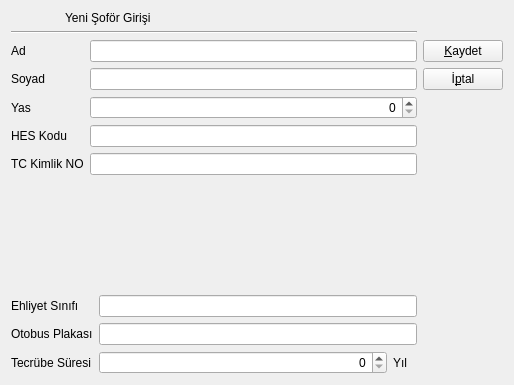
Before: the Qt Designer form Formlar/VeriFormlari/soforverigirisformu.ui in emirkyz/OtobusBilgiSistemi, drawn with Qt 5.
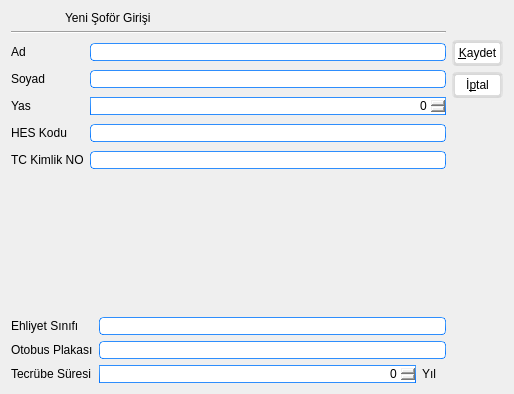
After: the same form once the commit is applied. Icons and pictures are not drawn.

Diff of the .ui file:
```diff
--- a/Formlar/VeriFormlari/soforverigirisformu.ui
+++ b/Formlar/VeriFormlari/soforverigirisformu.ui
@@ -7,7 +7,7 @@
     <x>0</x>
     <y>0</y>
     <width>514</width>
-    <height>385</height>
+    <height>394</height>
    </rect>
   </property>
   <property name="windowTitle">
@@ -49,7 +49,568 @@
 QPlainTextEdit {
 	font: 12pt &quot;Roboto&quot;;
 }
-</string>
+QLineEdit {
+	font: 12pt &quot;Roboto&quot;;
+}
+QSpinBox {
+	font: 12pt &quot;Roboto&quot;;
+}
+
+QPlainTextEdit {
+	font: 12pt &quot;Roboto&quot;;
+}
+QMainWindow {
+	background-color:#ececec;
+}
+QTextEdit {
+	border-width: 1px;
+	border-style: solid;
+	border-color: qlineargradient(spread:pad, x1:0.5, y1:1, x2:0.5, y2:0, stop:0 rgba(0, 113, 255, 255), stop:1 rgba(91, 171, 252, 255));
+}
+QPlainTextEdit {
+	border-width: 1px;
+	border-style: solid;
+	border-color: qlineargradient(spread:pad, x1:0.5, y1:1, x2:0.5, y2:0, stop:0 rgba(0, 113, 255, 255), stop:1 rgba(91, 171, 252, 255));
+}
+QToolButton {
+	border-style: solid;
+	border-top-color: qlineargradient(spread:pad, x1:0.5, y1:1, x2:0.5, y2:0, stop:0 rgb(215, 215, 215), stop:1 rgb(222, 222, 222));
+	border-right-color: qlineargradient(spread:pad, x1:0, y1:0.5, x2:1, y2:0.5, stop:0 rgb(217, 217, 217), stop:1 rgb(227, 227, 227));
+	border-left-color: qlineargradient(spread:pad, x1:0, y1:0.5, x2:1, y2:0.5, stop:0 rgb(227, 227, 227), stop:1 rgb(217, 217, 217));
+	border-bottom-color: qlineargradient(spread:pad, x1:0.5, y1:1, x2:0.5, y2:0, stop:0 rgb(215, 215, 215), stop:1 rgb(222, 222, 222));
+	border-width: 1px;
+	border-radius: 5px;
+	color: rgb(0,0,0);
+	padding: 2px;
+	background-color: rgb(170,170,170);
+}
+QToolButton:hover{
+	border-style: solid;
+	border-top-color: qlineargradient(spread:pad, x1:0.5, y1:1, x2:0.5, y2:0, stop:0 rgb(195, 195, 195), stop:1 rgb(222, 222, 222));
+	border-right-color: qlineargradient(spread:pad, x1:0, y1:0.5, x2:1, y2:0.5, stop:0 rgb(197, 197, 197), stop:1 rgb(227, 227, 227));
+	border-left-color: qlineargradient(spread:pad, x1:0, y1:0.5, x2:1, y2:0.5, stop:0 rgb(227, 227, 227), stop:1 rgb(197, 197, 197));
+	border-bottom-color: qlineargradient(spread:pad, x1:0.5, y1:1, x2:0.5, y2:0, stop:0 rgb(195, 195, 195), stop:1 rgb(222, 222, 222));
+	border-width: 1px;
+	border-radius: 5px;
+	color: rgb(0,0,0);
+	padding: 2px;
+	background-color: rgb(255,255,255);
+}
+QToolButton:pressed{
+	border-style: solid;
+	border-top-color: qlineargradient(spread:pad, x1:0.5, y1:1, x2:0.5, y2:0, stop:0 rgb(215, 215, 215), stop:1 rgb(222, 222, 222));
+	border-right-color: qlineargradient(spread:pad, x1:0, y1:0.5, x2:1, y2:0.5, stop:0 rgb(217, 217, 217), stop:1 rgb(227, 227, 227));
+	border-left-color: qlineargradient(spread:pad, x1:0, y1:0.5, x2:1, y2:0.5, stop:0 rgb(227, 227, 227), stop:1 rgb(217, 217, 217));
+	border-bottom-color: qlineargradient(spread:pad, x1:0.5, y1:1, x2:0.5, y2:0, stop:0 rgb(215, 215, 215), stop:1 rgb(222, 222, 222));
+	border-width: 1px;
+	border-radius: 5px;
+	color: rgb(0,0,0);
+	padding: 2px;
+	background-color: rgb(142,142,142);
+}
+QPushButton{
+	border-style: solid;
+	border-top-color: qlineargradient(spread:pad, x1:0.5, y1:1, x2:0.5, y2:0, stop:0 rgb(215, 215, 215), stop:1 rgb(222, 222, 222));
+	border-right-color: qlineargradient(spread:pad, x1:0, y1:0.5, x2:1, y2:0.5, stop:0 rgb(217, 217, 217), stop:1 rgb(227, 227, 227));
+	border-left-color: qlineargradient(spread:pad, x1:0, y1:0.5, x2:1, y2:0.5, stop:0 rgb(227, 227, 227), stop:1 rgb(217, 217, 217));
+	border-bottom-color: qlineargradient(spread:pad, x1:0.5, y1:1, x2:0.5, y2:0, stop:0 rgb(215, 215, 215), stop:1 rgb(222, 222, 222));
+	border-width: 3px;
+	border-radius: 5px;
+	color: rgb(0,0,0);
+	padding: 3px;
+	background-color: rgb(255,255,255);
+}
+QPushButton::default{
+	border-style: solid;
+	border-top-color: qlineargradient(spread:pad, x1:0.5, y1:1, x2:0.5, y2:0, stop:0 rgb(215, 215, 215), stop:1 rgb(222, 222, 222));
+	border-right-color: qlineargradient(spread:pad, x1:0, y1:0.5, x2:1, y2:0.5, stop:0 rgb(217, 217, 217), stop:1 rgb(227, 227, 227));
+	border-left-color: qlineargradient(spread:pad, x1:0, y1:0.5, x2:1, y2:0.5, stop:0 rgb(227, 227, 227), stop:1 rgb(217, 217, 217));
+	border-bottom-color: qlineargradient(spread:pad, x1:0.5, y1:1, x2:0.5, y2:0, stop:0 rgb(215, 215, 215), stop:1 rgb(222, 222, 222));
+	border-width: 3px;
+	border-radius: 5px;
+	color: rgb(0,0,0);
+	padding: 3px;
+	background-color: rgb(255,255,255);
+}
+QPushButton:hover{
+	border-style: solid;
+	border-top-color: qlineargradient(spread:pad, x1:0.5, y1:1, x2:0.5, y2:0, stop:0 rgb(195, 195, 195), stop:1 rgb(222, 222, 222));
+	border-right-color: qlineargradient(spread:pad, x1:0, y1:0.5, x2:1, y2:0.5, stop:0 rgb(197, 197, 197), stop:1 rgb(227, 227, 227));
+	border-left-color: qlineargradient(spread:pad, x1:0, y1:0.5, x2:1, y2:0.5, stop:0 rgb(227, 227, 227), stop:1 rgb(197, 197, 197));
+	border-bottom-color: qlineargradient(spread:pad, x1:0.5, y1:1, x2:0.5, y2:0, stop:0 rgb(195, 195, 195), stop:1 rgb(222, 222, 222));
+	border-width: 1px;
+	border-radius: 5px;
+	color: rgb(0,0,0);
+	padding: 2px;
+	background-color: rgb(255,255,255);
+}
+QPushButton:pressed{
+	border-style: solid;
+	border-top-color: qlineargradient(spread:pad, x1:0.5, y1:1, x2:0.5, y2:0, stop:0 rgb(215, 215, 215), stop:1 rgb(222, 222, 222));
+	border-right-color: qlineargradient(spread:pad, x1:0, y1:0.5, x2:1, y2:0.5, stop:0 rgb(217, 217, 217), stop:1 rgb(227, 227, 227));
+	border-left-color: qlineargradient(spread:pad, x1:0, y1:0.5, x2:1, y2:0.5, stop:0 rgb(227, 227, 227), stop:1 rgb(217, 217, 217));
+	border-bottom-color: qlineargradient(spread:pad, x1:0.5, y1:1, x2:0.5, y2:0, stop:0 rgb(215, 215, 215), stop:1 rgb(222, 222, 222));
+	border-width: 1px;
+	border-radius: 5px;
+	color: rgb(0,0,0);
+	padding: 2px;
+	background-color: rgb(142,142,142);
+}
+QPushButton:disabled{
+	border-style: solid;
+	border-top-color: qlineargradient(spread:pad, x1:0.5, y1:1, x2:0.5, y2:0, stop:0 rgb(215, 215, 215), stop:1 rgb(222, 222, 222));
+	border-right-color: qlineargradient(spread:pad, x1:0, y1:0.5, x2:1, y2:0.5, stop:0 rgb(217, 217, 217), stop:1 rgb(227, 227, 227));
+	border-left-color: qlineargradient(spread:pad, x1:0, y1:0.5, x2:1, y2:0.5, stop:0 rgb(227, 227, 227), stop:1 rgb(217, 217, 217));
+	border-bottom-color: qlineargradient(spread:pad, x1:0.5, y1:1, x2:0.5, y2:0, stop:0 rgb(215, 215, 215), stop:1 rgb(222, 222, 222));
+	border-width: 1px;
+	border-radius: 5px;
+	color: #808086;
+	padding: 2px;
+	background-color: rgb(142,142,142);
+}
+QLineEdit {
+	border-width: 1px; border-radius: 4px;
+	border-style: solid;
+	border-color: qlineargradient(spread:pad, x1:0.5, y1:1, x2:0.5, y2:0, stop:0 rgba(0, 113, 255, 255), stop:1 rgba(91, 171, 252, 255));
+}
+QLabel {
+	color: #000000;
+}
+QLCDNumber {
+	color: rgb(0, 113, 255, 255);
+}
+QProgressBar {
+	text-align: center;
+	color: rgb(240, 240, 240);
+	border-width: 1px; 
+	border-radius: 10px;
+	border-color: rgb(230, 230, 230);
+	
+	background-color:rgb(207,207,207);
+}
+QProgressBar::chunk {
+	background-color: qlineargradient(spread:pad, x1:0.5, y1:1, x2:0.5, y2:0, stop:0 rgba(49, 147, 250, 255), stop:1 rgba(34, 142, 255, 255));
+	border-radius: 10px;
+}
+QMenuBar {
+	background-color: qlineargradient(spread:pad, x1:0.5, y1:1, x2:0.5, y2:0, stop:0 rgba(207, 209, 207, 255), stop:1 rgba(230, 229, 230, 255));
+}
+QMenuBar::item {
+	color: #000000;
+  	spacing: 3px;
+  	padding: 1px 4px;
+	
+}
+
+QMenuBar::item:selected {
+  	background-color: qlineargradient(spread:pad, x1:0.5, y1:1, x2:0.5, y2:0, stop:0 rgba(0, 113, 255, 255), stop:1 rgba(91, 171, 252, 255));
+	color: #FFFFFF;
+}
+QMenu::item:selected {
+	border-style: solid;
+	border-top-color: transparent;
+	border-right-color: transparent;
+	border-left-color: qlineargradient(spread:pad, x1:0.5, y1:1, x2:0.5, y2:0, stop:0 rgba(0, 113, 255, 255), stop:1 rgba(91, 171, 252, 255));
+	border-bottom-color: transparent;
+	border-left-width: 2px;
+	color: #000000;
+	padding-left:15px;
+	padding-top:4px;
+	padding-bottom:4px;
+	padding-right:7px;
+}
+QMenu::item {
+	border-style: solid;
+	border-top-color: transparent;
+	border-right-color: transparent;
+	border-left-color: transparent;
+	border-bottom-color: transparent;
+	border-bottom-width: 1px;
+	color: #000000;
+	padding-left:17px;
+	padding-top:4px;
+	padding-bottom:4px;
+	padding-right:7px;
+}
+QTabWidget {
+	color:rgb(0,0,0);
+	background-color:#000000;
+}
+QTabWidget::pane {
+		border-color: rgb(223,223,223);
+		background-color:rgb(226,226,226);
+		border-style: solid;
+		border-width: 2px;
+    	border-radius: 6px;
+}
+QTabBar::tab:first {
+	border-style: solid;
+	border-left-width:1px;
+	border-right-width:0px;
+	border-top-width:1px;
+	border-bottom-width:1px;
+	border-top-color: rgb(209,209,209);
+	border-left-color: qlineargradient(spread:pad, x1:0.5, y1:1, x2:0.5, y2:0, stop:0 rgba(209, 209, 209, 209), stop:1 rgba(229, 229, 229, 229));
+	border-bottom-color: rgb(229,229,229);
+	border-top-left-radius: 4px;
+	border-bottom-left-radius: 4px;
+	color: #000000;
+	padding: 3px;
+	margin-left:0px;
+	background-color: qlineargradient(spread:pad, x1:0.5, y1:1, x2:0.5, y2:0, stop:0 rgba(247, 247, 247, 255), stop:1 rgba(255, 255, 255, 255));
+}
+QTabBar::tab:last {
+	border-style: solid;
+	border-width:1px;
+	border-top-color: rgb(209,209,209);
+	border-left-color: qlineargradient(spread:pad, x1:0.5, y1:1, x2:0.5, y2:0, stop:0 rgba(209, 209, 209, 209), stop:1 rgba(229, 229, 229, 229));
+	border-right-color: qlineargradient(spread:pad, x1:0.5, y1:1, x2:0.5, y2:0, stop:0 rgba(209, 209, 209, 209), stop:1 rgba(229, 229, 229, 229));
+	border-bottom-color: rgb(229,229,229);
+	border-top-right-radius: 4px;
+	border-bottom-right-radius: 4px;
+	color: #000000;
+	padding: 3px;
+	margin-left:0px;
+	background-color: qlineargradient(spread:pad, x1:0.5, y1:1, x2:0.5, y2:0, stop:0 rgba(247, 247, 247, 255), stop:1 rgba(255, 255, 255, 255));
+}
+QTabBar::tab {
+	border-style: solid;
+	border-top-width:1px;
+	border-bottom-width:1px;
+	border-left-width:1px;
+	border-top-color: rgb(209,209,209);
+	border-left-color: qlineargradient(spread:pad, x1:0.5, y1:1, x2:0.5, y2:0, stop:0 rgba(209, 209, 209, 209), stop:1 rgba(229, 229, 229, 229));
+	border-bottom-color: rgb(229,229,229);
+	color: #000000;
+	padding: 3px;
+	margin-left:0px;
+	background-color: qlineargradient(spread:pad, x1:0.5, y1:1, x2:0.5, y2:0, stop:0 rgba(247, 247, 247, 255), stop:1 rgba(255, 255, 255, 255));
+}
+QTabBar::tab:selected, QTabBar::tab:last:selected, QTabBar::tab:hover {
+  	border-style: solid;
+  	border-left-width:1px;
+	border-right-color: transparent;
+	border-top-color: rgb(209,209,209);
+	border-left-color: qlineargradient(spread:pad, x1:0.5, y1:1, x2:0.5, y2:0, stop:0 rgba(209, 209, 209, 209), stop:1 rgba(229, 229, 229, 229));
+	border-bottom-color: rgb(229,229,229);
+	color: #FFFFFF;
+	padding: 3px;
+	margin-left:0px;
+	background-color: qlineargradient(spread:pad, x1:0.5, y1:1, x2:0.5, y2:0, stop:0 rgba(0, 113, 255, 255), stop:1 rgba(91, 171, 252, 255));
+}
+
+QTabBar::tab:selected, QTabBar::tab:first:selected, QTabBar::tab:hover {
+  	border-style: solid;
+  	border-left-width:1px;
+  	border-bottom-width:1px;
+  	border-top-width:1px;
+	border-right-color: transparent;
+	border-top-color: rgb(209,209,209);
+	border-left-color: qlineargradient(spread:pad, x1:0.5, y1:1, x2:0.5, y2:0, stop:0 rgba(209, 209, 209, 209), stop:1 rgba(229, 229, 229, 229));
+	border-bottom-color: rgb(229,229,229);
+	color: #FFFFFF;
+	padding: 3px;
+	margin-left:0px;
+	background-color: qlineargradient(spread:pad, x1:0.5, y1:1, x2:0.5, y2:0, stop:0 rgba(0, 113, 255, 255), stop:1 rgba(91, 171, 252, 255));
+}
+
+QCheckBox {
+	color: #000000;
+	padding: 2px;
+}
+QCheckBox:disabled {
+	color: #808086;
+	padding: 2px;
+}
+
+QCheckBox:hover {
+	border-radius:4px;
+	border-style:solid;
+	padding-left: 1px;
+	padding-right: 1px;
+	padding-bottom: 1px;
+	padding-top: 1px;
+	border-width:1px;
+	border-color: transparent;
+}
+QCheckBox::indicator:checked {
+
+	height: 10px;
+	width: 10px;
+	border-style:solid;
+	border-width: 1px;
+	border-color: qlineargradient(spread:pad, x1:0.5, y1:1, x2:0.5, y2:0, stop:0 rgba(0, 113, 255, 255), stop:1 rgba(91, 171, 252, 255));
+	color: #000000;
+	background-color: qlineargradient(spread:pad, x1:0.5, y1:1, x2:0.5, y2:0, stop:0 rgba(0, 113, 255, 255), stop:1 rgba(91, 171, 252, 255));
+}
+QCheckBox::indicator:unchecked {
+
+	height: 10px;
+	width: 10px;
+	border-style:solid;
+	border-width: 1px;
+	border-color: qlineargradient(spread:pad, x1:0.5, y1:1, x2:0.5, y2:0, stop:0 rgba(0, 113, 255, 255), stop:1 rgba(91, 171, 252, 255));
+	color: #000000;
+}
+QRadioButton {
+	color: 000000;
+	padding: 1px;
+}
+QRadioButton::indicator:checked {
+	height: 10px;
+	width: 10px;
+	border-style:solid;
+	border-radius:5px;
+	border-width: 1px;
+	border-color: qlineargradient(spread:pad, x1:0.5, y1:1, x2:0.5, y2:0, stop:0 rgba(0, 113, 255, 255), stop:1 rgba(91, 171, 252, 255));
+	color: #a9b7c6;
+	background-color: qlineargradient(spread:pad, x1:0.5, y1:1, x2:0.5, y2:0, stop:0 rgba(0, 113, 255, 255), stop:1 rgba(91, 171, 252, 255));
+}
+QRadioButton::indicator:!checked {
+	height: 10px;
+	width: 10px;
+	border-style:solid;
+	border-radius:5px;
+	border-width: 1px;
+	border-color: qlineargradient(spread:pad, x1:0.5, y1:1, x2:0.5, y2:0, stop:0 rgba(0, 113, 255, 255), stop:1 rgba(91, 171, 252, 255));
+	color: #a9b7c6;
+	background-color: transparent;
+}
+QStatusBar {
+	color:#027f7f;
+}
+QSpinBox {
+	border-style: solid;
+	border-width: 1px;
+	border-color: qlineargradient(spread:pad, x1:0.5, y1:1, x2:0.5, y2:0, stop:0 rgba(0, 113, 255, 255), stop:1 rgba(91, 171, 252, 255));
+}
+QDoubleSpinBox {
+	border-style: solid;
+	border-width: 1px;
+	border-color: qlineargradient(spread:pad, x1:0.5, y1:1, x2:0.5, y2:0, stop:0 rgba(0, 113, 255, 255), stop:1 rgba(91, 171, 252, 255));
+}
+QTimeEdit {
+	border-style: solid;
+	border-width: 1px;
+	border-color: qlineargradient(spread:pad, x1:0.5, y1:1, x2:0.5, y2:0, stop:0 rgba(0, 113, 255, 255), stop:1 rgba(91, 171, 252, 255));
+}
+QDateTimeEdit {
+	border-style: solid;
+	border-width: 1px;
+	border-color: qlineargradient(spread:pad, x1:0.5, y1:1, x2:0.5, y2:0, stop:0 rgba(0, 113, 255, 255), stop:1 rgba(91, 171, 252, 255));
+}
+QDateEdit {
+	border-style: solid;
+	border-width: 1px;
+	border-color: qlineargradient(spread:pad, x1:0.5, y1:1, x2:0.5, y2:0, stop:0 rgba(0, 113, 255, 255), stop:1 rgba(91, 171, 252, 255));
+}
+
+QToolBox {
+	color: #a9b7c6;
+	background-color:#000000;
+}
+QToolBox::tab {
+	color: #a9b7c6;
+	background-color:#000000;
+}
+QToolBox::tab:selected {
+	color: #FFFFFF;
+	background-color:#000000;
+}
+QScrollArea {
+	color: #FFFFFF;
+	background-color:#000000;
+}
+QSlider::groove:horizontal {
+	height: 5px;
+	background-color: qlineargradient(spread:pad, x1:0.5, y1:1, x2:0.5, y2:0, stop:0 rgba(49, 147, 250, 255), stop:1 rgba(34, 142, 255, 255));
+}
+QSlider::groove:vertical {
+	width: 5px;
+	background-color: qlineargradient(spread:pad, x1:0.5, y1:1, x2:0.5, y2:0, stop:0 rgba(49, 147, 250, 255), stop:1 rgba(34, 142, 255, 255));
+}
+QSlider::handle:horizontal {
+	background: rgb(253,253,253);
+	border-style: solid;
+	border-width: 1px;
+	border-color: rgb(207,207,207);
+	width: 12px;
+	margin: -5px 0;
+	border-radius: 7px;
+}
+QSlider::handle:vertical {
+	background: rgb(253,253,253);
+	border-style: solid;
+	border-width: 1px;
+	border-color: rgb(207,207,207);
+	height: 12px;
+	margin: 0 -5px;
+	border-radius: 7px;
+}
+QSlider::add-page:horizontal {
+    background: rgb(181,181,181);
+}
+QSlider::add-page:vertical {
+    background: rgb(181,181,181);
+}
+QSlider::sub-page:horizontal {
+    background-color: qlineargradient(spread:pad, x1:0.5, y1:1, x2:0.5, y2:0, stop:0 rgba(49, 147, 250, 255), stop:1 rgba(34, 142, 255, 255));
+}
+QSlider::sub-page:vertical {
+    background-color: qlineargradient(spread:pad, y1:0.5, x1:1, y2:0.5, x2:0, stop:0 rgba(49, 147, 250, 255), stop:1 rgba(34, 142, 255, 255));
+}
+QScrollBar:horizontal {
+	max-height: 20px;
+	border: 1px transparent grey;
+	margin: 0px 20px 0px 20px;
+}
+QScrollBar:vertical {
+	max-width: 20px;
+	border: 1px transparent grey;
+	margin: 20px 0px 20px 0px;
+}
+QScrollBar::handle:horizontal {
+	background: rgb(253,253,253);
+	border-style: solid;
+	border-width: 1px;
+	border-color: rgb(207,207,207);
+	border-radius: 7px;
+	min-width: 25px;
+}
+QScrollBar::handle:horizontal:hover {
+	background: rgb(253,253,253);
+	border-style: solid;
+	border-width: 1px;
+	border-color: rgb(147, 200, 200);
+	border-radius: 7px;
+	min-width: 25px;
+}
+QScrollBar::handle:vertical {
+	background: rgb(253,253,253);
+	border-style: solid;
+	border-width: 1px;
+	border-color: rgb(207,207,207);
+	border-radius: 7px;
+	min-height: 25px;
+}
+QScrollBar::handle:vertical:hover {
+	background: rgb(253,253,253);
+	border-style: solid;
+	border-width: 1px;
+	border-color: rgb(147, 200, 200);
+	border-radius: 7px;
+	min-height: 25px;
+}
+QScrollBar::add-line:horizontal {
+   border: 2px transparent grey;
+   border-top-right-radius: 7px;
+   border-bottom-right-radius: 7px;
+   background: rgba(34, 142, 255, 255);
+   width: 20px;
+   subcontrol-position: right;
+   subcontrol-origin: margin;
+}
+QScrollBar::add-line:horizontal:pressed {
+   border: 2px transparent grey;
+   border-top-right-radius: 7px;
+   border-bottom-right-radius: 7px;
+   background: rgb(181,181,181);
+   width: 20px;
+   subcontrol-position: right;
+   subcontrol-origin: margin;
+}
+QScrollBar::add-line:vertical {
+   border: 2px transparent grey;
+   border-bottom-left-radius: 7px;
+   border-bottom-right-radius: 7px;
+   background: rgba(34, 142, 255, 255);
+   height: 20px;
+   subcontrol-position: bottom;
+   subcontrol-origin: margin;
+}
+QScrollBar::add-line:vertical:pressed {
+   border: 2px transparent grey;
+   border-bottom-left-radius: 7px;
+   border-bottom-right-radius: 7px;
+   background: rgb(181,181,181);
+   height: 20px;
+   subcontrol-position: bottom;
+   subcontrol-origin: margin;
+}
+QScrollBar::sub-line:horizontal {
+   border: 2px transparent grey;
+   border-top-left-radius: 7px;
+   border-bottom-left-radius: 7px;
+   background: rgba(34, 142, 255, 255);
+   width: 20px;
+   subcontrol-position: left;
+   subcontrol-origin: margin;
+}
+QScrollBar::sub-line:horizontal:pressed {
+   border: 2px transparent grey;
+   border-top-left-radius: 7px;
+   border-bottom-left-radius: 7px;
+   background: rgb(181,181,181);
+   width: 20px;
+   subcontrol-position: left;
+   subcontrol-origin: margin;
+}
+QScrollBar::sub-line:vertical {
+   border: 2px transparent grey;
+   border-top-left-radius: 7px;
+   border-top-right-radius: 7px;
+   background: rgba(34, 142, 255, 255);
+   height: 20px;
+   subcontrol-position: top;
+   subcontrol-origin: margin;
+}
+QScrollBar::sub-line:vertical:pressed {
+   border: 2px transparent grey;
+   border-top-left-radius: 7px;
+   border-top-right-radius: 7px;
+   background: rgb(181,181,181);
+   height: 20px;
+   subcontrol-position: top;
+   subcontrol-origin: margin;
+}
+QScrollBar::left-arrow:horizontal {
+   border: 1px transparent grey;
+   border-top-left-radius: 3px;
+   border-bottom-left-radius: 3px;
+   width: 6px;
+   height: 6px;
+   background: white;
+}
+QScrollBar::right-arrow:horizontal {
+   border: 1px transparent grey;
+   border-top-right-radius: 3px;
+   border-bottom-right-radius: 3px;
+   width: 6px;
+   height: 6px;
+   background: white;
+}
+QScrollBar::up-arrow:vertical {
+   border: 1px transparent grey;
+   border-top-left-radius: 3px;
+   border-top-right-radius: 3px;
+   width: 6px;
+   height: 6px;
+   background: white;
+}
+QScrollBar::down-arrow:vertical {
+   border: 1px transparent grey;
+   border-bottom-left-radius: 3px;
+   border-bottom-right-radius: 3px;
+   width: 6px;
+   height: 6px;
+   background: white;
+}
+QScrollBar::add-page:horizontal, QScrollBar::sub-page:horizontal {
+   background: none;
+}
+QScrollBar::add-page:vertical, QScrollBar::sub-page:vertical {
+   background: none;
+}</string>
   </property>
   <layout class="QGridLayout" name="gridLayout_3">
    <item row="0" column="0">
```
